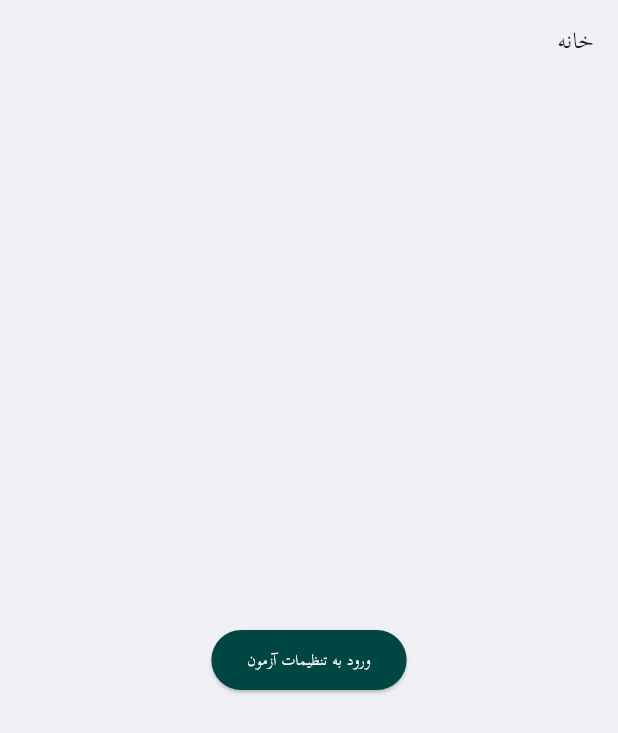
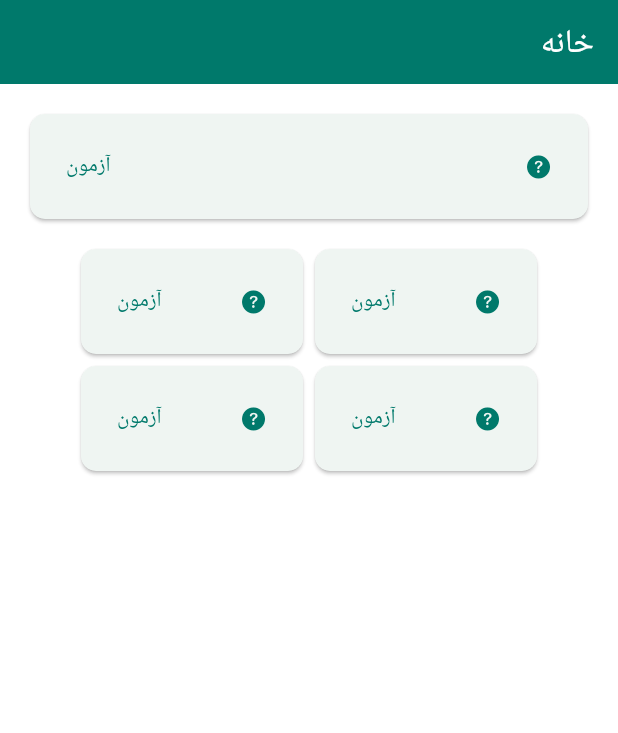
Before and after one commit to hamid-mousavi/quran, a Flutter app: the screen it shows after launch, on a phone screen of 412 x 824 dp. Shown: the top 733 px of the screen. Run offline on Flutter 3.47's test engine with Material 3 defaults, Android fonts, the phone set to English and light mode, and no system bars; our stand-ins replace bloc, equatable, flex_color_scheme, flutter_bloc, google_fonts, percent_indicator and 2 more; missing offline and left inert: flutter_dialogs; accounts and stored records are empty; Roboto replaces fonts that are missing (Vazirmatn).

Commit message:
home page

```diff
--- a/lib/main.dart
+++ b/lib/main.dart
@@ -1,7 +1,9 @@
 import 'dart:io';
 
+import 'package:flex_color_scheme/flex_color_scheme.dart';
 import 'package:flutter/material.dart';
 import 'package:flutter_bloc/flutter_bloc.dart';
+import 'package:google_fonts/google_fonts.dart';
 import 'package:path/path.dart';
 import 'package:quran_app/blocs/bloc/quran_bloc.dart';
 import 'package:quran_app/blocs/cubit/quiz_settings_cubit.dart';
@@ -27,66 +29,53 @@ class MyApp extends StatelessWidget {
   @override
   Widget build(BuildContext context) {
     return MaterialApp(
-      theme: ThemeData(
-          fontFamily: 'osmantaha',
-          textTheme: TextTheme(),
-          textButtonTheme: TextButtonThemeData(
-              style: ButtonStyle(
-                  textStyle: WidgetStatePropertyAll(TextStyle(
-            fontSize: 24,
-            color: Colors.black,
-            fontFamily: 'osmantaha',
-          )))),
-          elevatedButtonTheme: const ElevatedButtonThemeData(
-              style: ButtonStyle(
-                  foregroundColor: WidgetStatePropertyAll<Color>(
-                      Colors.white), // تنظیم رنگ متن دکمه
-                  backgroundColor:
-                      WidgetStatePropertyAll<Color>(Color(0xFF004643)))),
-          buttonTheme: const ButtonThemeData(
-            buttonColor: Colors.blue, // رنگ پس زمینه دکمه‌ها
-          ),
-          scaffoldBackgroundColor: const Color(0xFFEFF0F3),
-          appBarTheme: const AppBarTheme(backgroundColor: Color(0xFFEFF0F3))),
       debugShowCheckedModeBanner: false,
+      theme: FlexThemeData.light(
+
+        colors: FlexSchemeColor(
+          primary: Colors.teal.shade700, // سبز یشمی (رنگ اصلی)
+          secondary: Colors.amber.shade700, // طلایی (رنگ مکمل)
+          tertiary: Colors.brown.shade600, // قهوه‌ای (حاشیه و جداکننده‌ها)
+          appBarColor: Colors.teal.shade900, // سبز تیره برای هدر
+        ),
+        surfaceMode: FlexSurfaceMode.levelSurfacesLowScaffold,
+        blendLevel: 10,
+        appBarStyle: FlexAppBarStyle.primary,
+        subThemesData: const FlexSubThemesData(
+          blendOnLevel: 10,
+          useTextTheme: true,
+          // appBarElevated: true,
+          defaultRadius: 10.0,
+        ),
+        visualDensity: VisualDensity.adaptivePlatformDensity,
+        useMaterial3: true,
+        // fontFamily: 'osmantaha', // فونت فارسی
+        fontFamily: GoogleFonts.vazirmatn().fontFamily, // فونت فارسی
+      ),
+      darkTheme: FlexThemeData.dark(
+        colors: FlexSchemeColor(
+          primary: Colors.teal.shade300,
+          secondary: Colors.amber.shade300,
+          tertiary: Colors.brown.shade300,
+          appBarColor: Colors.teal.shade800,
+        ),
+        surfaceMode: FlexSurfaceMode.levelSurfacesLowScaffold,
+        blendLevel: 10,
+        appBarStyle: FlexAppBarStyle.primary,
+        subThemesData: const FlexSubThemesData(
+          blendOnLevel: 10,
+          useTextTheme: true,
+          // appBarElevated: true,
+          defaultRadius: 10.0,
+        ),
+        visualDensity: VisualDensity.adaptivePlatformDensity,
+        useMaterial3: true,
+        fontFamily: GoogleFonts.vazirmatn().fontFamily,
+        // fontFamily: 'osmantaha',
+      ),
+      themeMode: ThemeMode.system, // تغییر خودکار بین حالت روشن و تاریک
+
       home: Directionality(textDirection: TextDirection.rtl, child: HomePage()),
     );
   }
 }
-
-
-
-// void main() async {
-//   WidgetsFlutterBinding.ensureInitialized();
-
-//   if (Platform.isWindows || Platform.isLinux) {
-//     sqfliteFfiInit();
-//     databaseFactory = databaseFactoryFfi;
-//   }
-//   final databaseHelper = DatabaseHelper();
-//   final quranRepository = QuranRepository(databaseHelper);
-//   runApp(MyApp(quranRepository: quranRepository));
-// }
-
-// class MyApp extends StatelessWidget {
-//   final QuranRepository quranRepository;
-
-//   const MyApp({Key? key, required this.quranRepository}) : super(key: key);
-
-//   @override
-//   Widget build(BuildContext context) {
-//     return Directionality(
-//       textDirection: TextDirection.rtl,
-//       child: MaterialApp(
-//         title: 'Quran Quiz App',
-//         theme: ThemeData(
-//           primarySwatch: Colors.blue,
-//         ),
-//         home: BlocProvider(
-//           create: (_) => QuranBloc(quranRepository),
-//           child: QuizPage(),
-//         ),
-//       ),
-//     );
-//   }
-// }
--- a/lib/pages/home_page.dart
+++ b/lib/pages/home_page.dart
@@ -11,7 +11,10 @@ class HomePage extends StatelessWidget {
   Widget build(BuildContext context) {
     return Scaffold(
       appBar: AppBar(title: Text('خانه')),
-      body: Center(
+      body: Column(
+        children: [
+                Padding(
+                  padding: const EdgeInsets.all(20),
                   child: ElevatedButton(
                       onPressed: () {
                         Navigator.push(
@@ -19,8 +22,100 @@ class HomePage extends StatelessWidget {
                           MaterialPageRoute(builder: (context) => QuizPage()),
                         );
                       },
-          child: Text('ورود به تنظیمات آزمون'),
+                      child:  SizedBox(
+                        width: MediaQuery.of(context).size.width,
+                        height: 70,
+                        child: const Row(
+                          mainAxisAlignment: MainAxisAlignment.spaceBetween,
+                          children: [
+                            Icon(CupertinoIcons.question_circle_fill),
+                            Text('آزمون')
+                          ],
                         ),
+                      )),
+                ),
+
+          Center(
+            child: Wrap(
+              spacing: 8.0, // فاصله افقی بین المان‌ها
+              runSpacing: 8.0, // فاصله عمودی بین خطوط
+              children: [
+                ElevatedButton(
+                    onPressed: () {
+                      Navigator.push(
+                        context,
+                        MaterialPageRoute(builder: (context) => QuizPage()),
+                      );
+                    },
+                    child: const SizedBox(
+                      width: 100,
+                      height: 70,
+                      child: Row(
+                        mainAxisAlignment: MainAxisAlignment.spaceBetween,
+                        children: [
+                          Icon(CupertinoIcons.question_circle_fill),
+                          Text('آزمون')
+                        ],
+                      ),
+                    )),
+                ElevatedButton(
+                    onPressed: () {
+                      Navigator.push(
+                        context,
+                        MaterialPageRoute(builder: (context) => QuizPage()),
+                      );
+                    },
+                    child: const SizedBox(
+                      width: 100,
+                      height: 70,
+                      child: Row(
+                        mainAxisAlignment: MainAxisAlignment.spaceBetween,
+                        children: [
+                          Icon(CupertinoIcons.question_circle_fill),
+                          Text('آزمون')
+                        ],
+                      ),
+                    )),
+                ElevatedButton(
+                    onPressed: () {
+                      Navigator.push(
+                        context,
+                        MaterialPageRoute(builder: (context) => QuizPage()),
+                      );
+                    },
+                    child: const SizedBox(
+                      width: 100,
+                      height: 70,
+                      child: Row(
+                        mainAxisAlignment: MainAxisAlignment.spaceBetween,
+                        children: [
+                          Icon(CupertinoIcons.question_circle_fill),
+                          Text('آزمون')
+                        ],
+                      ),
+                    )),
+                ElevatedButton(
+                    onPressed: () {
+                      Navigator.push(
+                        context,
+                        MaterialPageRoute(builder: (context) => QuizPage()),
+                      );
+                    },
+                    child: const SizedBox(
+                      width: 100,
+                      height: 70,
+                      child: Row(
+                        mainAxisAlignment: MainAxisAlignment.spaceBetween,
+                        children: [
+                          Icon(CupertinoIcons.question_circle_fill),
+                          Text('آزمون')
+                        ],
+                      ),
+                    )),
+              ],
+            ),
+          ),
+        ],
       ),
     );
   }
--- a/pubspec.yaml
+++ b/pubspec.yaml
@@ -42,6 +42,8 @@ dependencies:
   equatable: ^2.0.7
   percent_indicator: ^4.2.4
   flutter_dialogs: ^3.0.0
+  flex_color_scheme: ^8.0.2
+  google_fonts: ^6.2.1
 
 dev_dependencies:
   flutter_test:
```
Also changed, not shown: lib/blocs/bloc/quiz_bloc.dart (+13 -5 lines), lib/pages/quize_page.dart (+141 -112 lines), pubspec.lock, 1 other file. Lines whose indentation alone changed are shown as unchanged.
